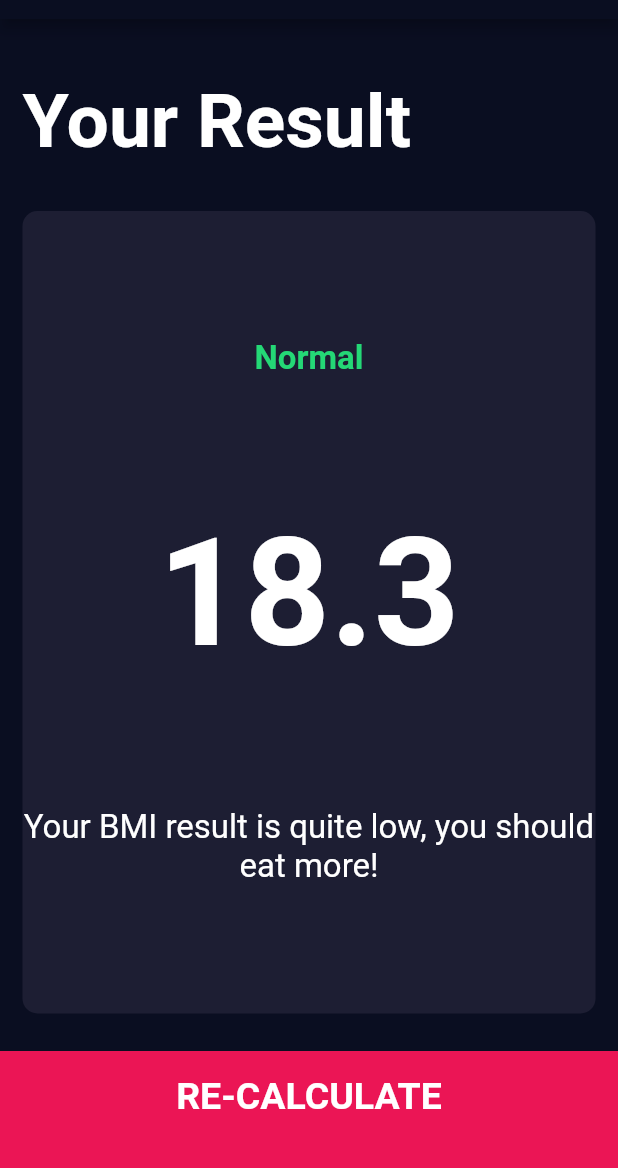
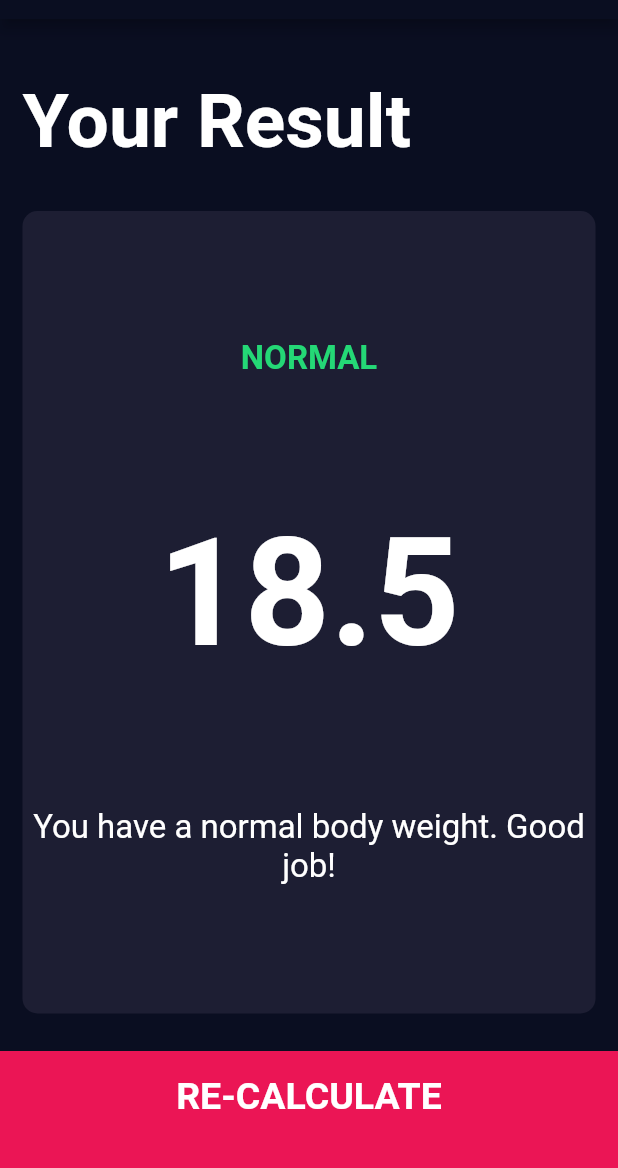
Before and after one commit to vyavdoshenko/flutter_tutorial, a Flutter app: the screen it shows after launch, after a tap on "CALCULATE", on a phone screen of 412 x 824 dp, the part 65-1233 px from its top. Run offline on Flutter 3.47's test engine with Material 2 defaults, Android fonts, the phone set to English and light mode, and no system bars; our stand-ins replace audioplayers, font_awesome_flutter, rflutter_alert; missing offline and left inert: dart:ffi.

Commit message:
bmi calculator project. add business logic class

```diff
--- /dev/null
+++ b/bmi-calculator/lib/calculator_brain.dart
@@ -0,0 +1,34 @@
+import 'dart:math';
+
+class CalculatorBrain {
+  CalculatorBrain({
+    height,
+    weight,
+  }) {
+    _bmi = weight / pow(height / 100, 2);
+  }
+
+  double _bmi;
+
+  String calculateBMI() {
+    return _bmi.toStringAsFixed(1);
+  }
+
+  String getResult() {
+    if (_bmi >= 25) {
+      return 'Overweight';
+    } else if (_bmi > 18.5) {
+      return 'Normal';
+    }
+    return 'Underweight';
+  }
+
+  String getInterpretation() {
+    if (_bmi >= 25) {
+      return 'You have a higher than normal body weight. Try to exercise more.';
+    } else if (_bmi > 18.5) {
+      return 'You have a normal body weight. Good job!';
+    }
+    return 'You have a lower than normal body weight. You can eat a bit more.';
+  }
+}
--- a/bmi-calculator/lib/screens/input_page.dart
+++ b/bmi-calculator/lib/screens/input_page.dart
@@ -1,3 +1,4 @@
+import 'package:bmi_calculator/calculator_brain.dart';
 import 'package:bmi_calculator/screens/results_page.dart';
 import 'package:flutter/cupertino.dart';
 import 'package:flutter/material.dart';
@@ -178,11 +179,19 @@
           ),
           BottomButton(
             onTap: () {
+              CalculatorBrain calculatorBrain = CalculatorBrain(
+                height: height,
+                weight: weight,
+              );
               Navigator.push(
                 context,
                 MaterialPageRoute(
                   builder: (context) {
-                    return ResultsPage();
+                    return ResultsPage(
+                      bmiResult: calculatorBrain.calculateBMI(),
+                      resultText: calculatorBrain.getResult(),
+                      interpretation: calculatorBrain.getInterpretation(),
+                    );
                   },
                 ),
               );
--- a/bmi-calculator/lib/screens/results_page.dart
+++ b/bmi-calculator/lib/screens/results_page.dart
@@ -5,6 +5,16 @@
 import 'package:flutter/widgets.dart';
 
 class ResultsPage extends StatelessWidget {
+  final String bmiResult;
+  final String resultText;
+  final String interpretation;
+
+  ResultsPage({
+    @required this.bmiResult,
+    @required this.resultText,
+    @required this.interpretation,
+  });
+
   @override
   Widget build(BuildContext context) {
     return Scaffold(
@@ -34,15 +44,15 @@
                 crossAxisAlignment: CrossAxisAlignment.center,
                 children: <Widget>[
                   Text(
-                    'Normal',
+                    resultText.toUpperCase(),
                     style: kResultTextStyle,
                   ),
                   Text(
-                    '18.3',
+                    bmiResult,
                     style: kBMITextStyle,
                   ),
                   Text(
-                    'Your BMI result is quite low, you should eat more!',
+                    interpretation,
                     textAlign: TextAlign.center,
                     style: kBodyTextStyle,
                   ),
```
